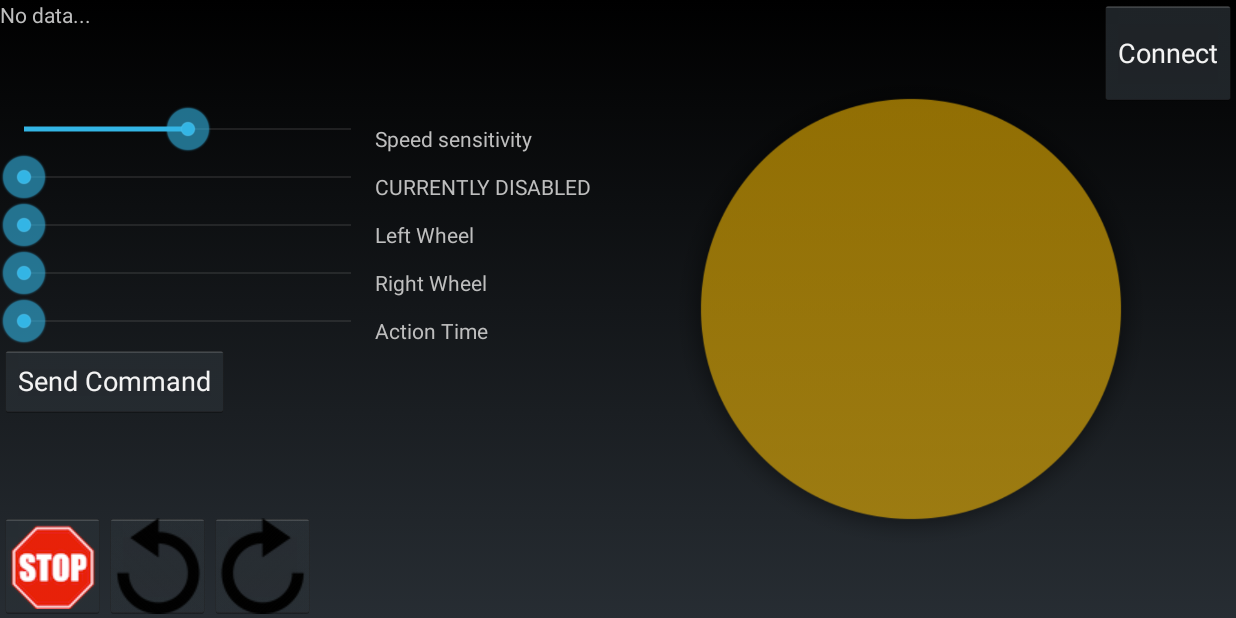
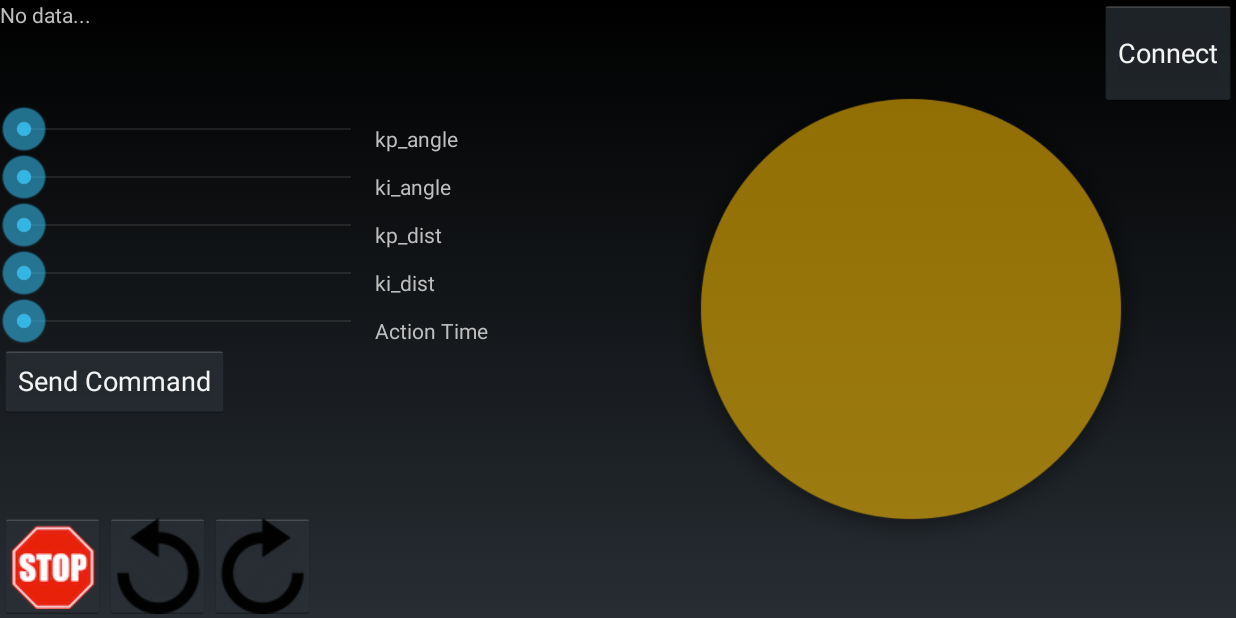
Before and after one commit to mjd3/VAPT-Rover, an Android app: the screen it shows after launch (RemoteControllerActivity), on a phone screen of 824 x 412 dp (held sideways). Run offline under Robolectric (Android 15) with nearby library versions, the phone set to English and light mode, and no system bars.

Commit message:
Filippo's updates

```diff
--- a/app/src/main/java/com/virtualapt/rover/cheburashka/RemoteControllerActivity.java
+++ b/app/src/main/java/com/virtualapt/rover/cheburashka/RemoteControllerActivity.java
@@ -9,7 +9,6 @@ import android.net.TrafficStats;
 import android.os.Handler;
 import android.os.Message;
 import android.os.Bundle;
-import android.preference.PreferenceManager;
 import android.util.Log;
 import android.view.MotionEvent;
 import android.view.View;
@@ -56,8 +55,18 @@ public class RemoteControllerActivity extends Activity{
 
     private ImageView bluetoothLogoView;
 
-    private TextView speedSensitivityText;
-    private TextView turnSensitivityText;
+    private char kp_angle = 0, ki_angle = 0, kp_dist = 0, ki_dist = 0;
+
+    private TextView ki_angle_textView;
+    private TextView kp_angle_textView;
+    private TextView ki_dist_textView;
+    private TextView kp_dist_textView;
+
+    private SeekBar kp_angle_seekBar;
+    private SeekBar ki_angle_seekBar;
+    private SeekBar kp_dist_seekBar;
+    private SeekBar ki_dist_seekBar;
+
     private SeekBar speedSeekBar;
     private double speedSensitivity = 1;
     private SeekBar turnSeekBar;
@@ -92,15 +101,8 @@ public class RemoteControllerActivity extends Activity{
     private boolean showJSStats = false;
     private boolean showRxStats = false;
 
-//    public int frontPingCM;
-//    public int rightPingCM;
-//    public int leftPingCM;
-//    public int backPingCM;
-
     private TextView jsData;
 
-    private SeekBar lWheel_seekBar;
-    private SeekBar rWheel_seekBar;
     private SeekBar t_seekBar;
 
     private int lWheelSpeed;
@@ -126,11 +128,19 @@ public class RemoteControllerActivity extends Activity{
         setContentView(R.layout.activity_remote_controller);
 
         bluetoothLogoView = (ImageView)findViewById(R.id.bluetoothLogoView);
-        turnSensitivityText = (TextView) findViewById(R.id.turnSensitivityText);
-        speedSensitivityText = (TextView) findViewById(R.id.speedSensitivityText);
-        speedSeekBar = (SeekBar)findViewById(R.id.speedSeekBar);
-        speedSeekBar.setProgress(50); //set it to the mid-value (scalara = 1.0 = 50/50)
-        turnSeekBar = (SeekBar)findViewById(R.id.turnSeekBar);
+
+        kp_angle_textView = (TextView) findViewById(R.id.kp_angle_textView);
+        kp_angle_seekBar = (SeekBar)findViewById(R.id.kp_angle_seekBar);
+
+        ki_angle_textView = (TextView) findViewById(R.id.ki_angle_textView);
+        ki_angle_seekBar = (SeekBar)findViewById(R.id.ki_angle_seekBar);
+
+        kp_dist_textView = (TextView) findViewById(R.id.kp_dist_textView);
+        kp_dist_seekBar = (SeekBar)findViewById(R.id.kp_dist_seekBar);
+
+        ki_dist_textView = (TextView) findViewById(R.id.ki_dist_textView);
+        ki_dist_seekBar = (SeekBar)findViewById(R.id.ki_dist_seekBar);
+
         connectButton = (Button)findViewById(R.id.connectButton);
 
         pingTimer = new Timer();
@@ -177,8 +187,124 @@ public class RemoteControllerActivity extends Activity{
 
         jsData = (TextView)findViewById(R.id.jsData);
 
-        turnSensitivityText.setText("CURRENTLY DISABLED");
+        kp_angle_seekBar.setOnSeekBarChangeListener(new SeekBar.OnSeekBarChangeListener() {
+            public void onProgressChanged(SeekBar seekBar, int progress, boolean fromUser){
 
+                kp_angle = (char)(progress);
+                kp_angle_textView.setText("kp_angle: " + (int)kp_angle);
+
+                String str = new String("VAPT0003");// + kp_angle + ki_angle + kp_dist + ki_dist + '\r');
+
+                byte[] command = str.getBytes();
+
+                byte [] c= new byte[command.length+5];
+                for(int i=0;i<command.length;i++){
+                    c[i]=command[i];
+                }
+                c[command.length] = (byte)kp_angle;
+                c[command.length+1] = (byte)ki_angle;
+                c[command.length+2] = (byte)kp_dist;
+                c[command.length+3] = (byte)ki_dist;
+                c[command.length+4] = (byte)'\r';
+
+                String strs = new String(c);
+
+                ki_angle_textView.setText(strs);
+
+                connector.write(c);
+            }
+            public void onStartTrackingTouch(SeekBar seekBar) {
+            }
+            public void onStopTrackingTouch(SeekBar seekBar) {
+            }
+        });
+
+        ki_angle_seekBar.setOnSeekBarChangeListener(new SeekBar.OnSeekBarChangeListener() {
+            public void onProgressChanged(SeekBar seekBar, int progress, boolean fromUser){
+
+                ki_angle = (char)(progress);
+                ki_angle_textView.setText("ki_angle: " + (int)ki_angle);
+
+                String str = new String("VAPT0003");
+
+                byte[] command = str.getBytes();
+
+                byte [] c= new byte[command.length+5];
+                for(int i=0;i<command.length;i++){
+                    c[i]=command[i];
+                }
+                c[command.length] = (byte)kp_angle;
+                c[command.length+1] = (byte)ki_angle;
+                c[command.length+2] = (byte)kp_dist;
+                c[command.length+3] = (byte)ki_dist;
+                c[command.length+4] = (byte)'\r';
+
+                connector.write(c);
+            }
+            public void onStartTrackingTouch(SeekBar seekBar) {
+            }
+            public void onStopTrackingTouch(SeekBar seekBar) {
+            }
+        });
+
+        kp_dist_seekBar.setOnSeekBarChangeListener(new SeekBar.OnSeekBarChangeListener() {
+            public void onProgressChanged(SeekBar seekBar, int progress, boolean fromUser){
+
+                kp_dist = (char)(progress);
+                kp_dist_textView.setText("kp_dist: " + kp_dist);
+
+                String str = new String("VAPT0003");
+
+                byte[] command = str.getBytes();
+
+                byte [] c= new byte[command.length+5];
+                for(int i=0;i<command.length;i++){
+                    c[i]=command[i];
+                }
+                c[command.length] = (byte)kp_angle;
+                c[command.length+1] = (byte)ki_angle;
+                c[command.length+2] = (byte)kp_dist;
+                c[command.length+3] = (byte)ki_dist;
+                c[command.length+4] = (byte)'\r';
+
+                connector.write(c);
+            }
+            public void onStartTrackingTouch(SeekBar seekBar) {
+            }
+            public void onStopTrackingTouch(SeekBar seekBar) {
+            }
+        });
+
+        ki_dist_seekBar.setOnSeekBarChangeListener(new SeekBar.OnSeekBarChangeListener() {
+            public void onProgressChanged(SeekBar seekBar, int progress, boolean fromUser){
+
+
+                ki_dist = (char)(progress);
+                ki_dist_textView.setText("ki_dist: " + ki_dist);
+
+                String str = new String("VAPT0003");
+
+                byte[] command = str.getBytes();
+
+                byte [] c= new byte[command.length+5];
+                for(int i=0;i<command.length;i++){
+                    c[i]=command[i];
+                }
+                c[command.length] = (byte)kp_angle;
+                c[command.length+1] = (byte)ki_angle;
+                c[command.length+2] = (byte)kp_dist;
+                c[command.length+3] = (byte)ki_dist;
+                c[command.length+4] = (byte)'\r';
+
+                connector.write(c);
+            }
+            public void onStartTrackingTouch(SeekBar seekBar) {
+            }
+            public void onStopTrackingTouch(SeekBar seekBar) {
+            }
+        });
+
+/*
         speedSeekBar.setOnSeekBarChangeListener(new SeekBar.OnSeekBarChangeListener() {
             public void onProgressChanged(SeekBar seekBar, int progress, boolean fromUser){
                 speedSensitivityText.setText("Speed sensitivity: " + ((double)progress)/50.0);
@@ -189,7 +315,8 @@ public class RemoteControllerActivity extends Activity{
             public void onStopTrackingTouch(SeekBar seekBar) {
             }
         });
-
+        */
+/*
         turnSeekBar.setOnSeekBarChangeListener(new SeekBar.OnSeekBarChangeListener() {
 
             public void onProgressChanged(SeekBar seekBar, int progress, boolean fromUser){
@@ -202,7 +329,7 @@ public class RemoteControllerActivity extends Activity{
             public void onStopTrackingTouch(SeekBar seekBar) {
             }
         });
-
+*/
 
         final FragmentTransaction ft = getFragmentManager().beginTransaction();
         ft.setTransition(FragmentTransaction.TRANSIT_FRAGMENT_FADE);
@@ -216,12 +343,12 @@ public class RemoteControllerActivity extends Activity{
 
         stopButton = (ImageButton)findViewById(R.id.stop_button);
 
-        lWheel_seekBar = (SeekBar)findViewById(R.id.lWheelSeekBar);
-        rWheel_seekBar = (SeekBar)findViewById(R.id.rWheelSeekBar);
+        //lWheel_seekBar = (SeekBar)findViewById(R.id.kp_dist_seekBar);
+        //rWheel_seekBar = (SeekBar)findViewById(R.id.ki_dist_seekBar);
         t_seekBar = (SeekBar)findViewById(R.id.t_SeekBar);
 
-        lWheel_label = (TextView)findViewById(R.id.textView);
-        rWheel_label = (TextView)findViewById(R.id.textView2);
+        //lWheel_label = (TextView)findViewById(R.id.textView);
+        //rWheel_label = (TextView)findViewById(R.id.textView2);
         t_desired_label = (TextView)findViewById(R.id.textView3);
 
         sendCommandButton = (Button)findViewById(R.id.commandButton);
@@ -229,7 +356,7 @@ public class RemoteControllerActivity extends Activity{
         //degreesLeft.setText("90");
         //degreesRight.setText("90");
         stopTimer = new Timer();
-
+/*
         lWheel_seekBar.setOnSeekBarChangeListener(new SeekBar.OnSeekBarChangeListener() {
             public void onProgressChanged(SeekBar seekBar, int progress, boolean fromUser){
                 lWheelSpeed = (int)((progress - 50)*3);
@@ -251,7 +378,7 @@ public class RemoteControllerActivity extends Activity{
             public void onStopTrackingTouch(SeekBar seekBar) {
             }
         });
-
+*/
         t_seekBar.setOnSeekBarChangeListener(new SeekBar.OnSeekBarChangeListener() {
             public void onProgressChanged(SeekBar seekBar, int progress, boolean fromUser){
                 time_desired = (((double)progress)/(double)25.0) + 2.0;
@@ -349,7 +476,13 @@ public class RemoteControllerActivity extends Activity{
         stopButton.setOnClickListener(new View.OnClickListener(){
             @Override
             public void onClick(View v) {
-                sendMotionCommand(0,0);
+                String str = new String("VAPT0004\r");
+
+                byte[] command = str.getBytes();
+
+                connector.write(command);
+
+                //sendMotionCommand(0,0);
             }
         });
 
@@ -671,6 +804,7 @@ public class RemoteControllerActivity extends Activity{
                                 break;
                             case DeviceConnector.STATE_DISCONNECTED:
                                 bluetoothLogoView.setVisibility(View.GONE);
+                                connectButton.setText(R.string.connect_button);
                                 break;
                         }
                         break;
--- a/app/src/main/res/layout/activity_remote_controller.xml
+++ b/app/src/main/res/layout/activity_remote_controller.xml
@@ -103,31 +103,31 @@
     <SeekBar
         android:layout_width="250dp"
         android:layout_height="wrap_content"
-        android:id="@+id/speedSeekBar"
+        android:id="@+id/kp_angle_seekBar"
         android:layout_below="@+id/connectButton"
         android:indeterminate="false" />
 
     <SeekBar
         android:layout_width="250dp"
         android:layout_height="wrap_content"
-        android:id="@+id/turnSeekBar"
-        android:layout_below="@+id/speedSeekBar"
-        android:layout_alignStart="@+id/speedSeekBar"
+        android:id="@+id/ki_angle_seekBar"
+        android:layout_below="@+id/kp_angle_seekBar"
+        android:layout_alignStart="@+id/kp_angle_seekBar"
         android:indeterminate="false" />
 
     <SeekBar
         android:layout_width="250dp"
         android:layout_height="wrap_content"
-        android:id="@+id/lWheelSeekBar"
-        android:layout_below="@+id/turnSeekBar"
+        android:id="@+id/kp_dist_seekBar"
+        android:layout_below="@+id/ki_angle_seekBar"
         android:layout_alignParentStart="true"
         android:indeterminate="false" />
 
     <SeekBar
         android:layout_width="250dp"
         android:layout_height="wrap_content"
-        android:id="@+id/rWheelSeekBar"
-        android:layout_below="@+id/lWheelSeekBar"
+        android:id="@+id/ki_dist_seekBar"
+        android:layout_below="@+id/kp_dist_seekBar"
         android:layout_alignParentStart="true"
         android:indeterminate="false" />
 
@@ -135,42 +135,42 @@
         android:layout_width="250dp"
         android:layout_height="wrap_content"
         android:id="@+id/t_SeekBar"
-        android:layout_below="@+id/rWheelSeekBar"
+        android:layout_below="@+id/ki_dist_seekBar"
         android:layout_alignParentStart="true" />
 
     <TextView
         android:layout_width="wrap_content"
         android:layout_height="wrap_content"
         android:textAppearance="?android:attr/textAppearanceSmall"
-        android:text="Speed sensitivity"
-        android:id="@+id/speedSensitivityText"
-        android:layout_above="@+id/turnSeekBar"
-        android:layout_alignStart="@+id/turnSensitivityText" />
+        android:text="kp_angle"
+        android:id="@+id/kp_angle_textView"
+        android:layout_above="@+id/ki_angle_seekBar"
+        android:layout_alignStart="@+id/ki_angle_textView" />
 
     <TextView
         android:layout_width="wrap_content"
         android:layout_height="wrap_content"
         android:textAppearance="?android:attr/textAppearanceSmall"
-        android:text="Turn sensitivity"
-        android:id="@+id/turnSensitivityText"
-        android:layout_alignBottom="@+id/turnSeekBar"
-        android:layout_toEndOf="@+id/turnSeekBar" />
+        android:text="ki_angle"
+        android:id="@+id/ki_angle_textView"
+        android:layout_alignBottom="@+id/ki_angle_seekBar"
+        android:layout_toEndOf="@+id/ki_angle_seekBar" />
 
     <TextView
         android:layout_width="wrap_content"
         android:layout_height="wrap_content"
-        android:text="Left Wheel"
-        android:id="@+id/textView"
-        android:layout_above="@+id/rWheelSeekBar"
-        android:layout_toEndOf="@+id/rWheelSeekBar" />
+        android:text="kp_dist"
+        android:id="@+id/kp_dist_textView"
+        android:layout_above="@+id/ki_dist_seekBar"
+        android:layout_toEndOf="@+id/ki_dist_seekBar" />
 
     <TextView
         android:layout_width="wrap_content"
         android:layout_height="wrap_content"
-        android:text="Right Wheel"
-        android:id="@+id/textView2"
+        android:text="ki_dist"
+        android:id="@+id/ki_dist_textView"
         android:layout_above="@+id/t_SeekBar"
-        android:layout_toEndOf="@+id/rWheelSeekBar" />
+        android:layout_toEndOf="@+id/ki_dist_seekBar" />
 
     <TextView
         android:layout_width="wrap_content"
```
Also changed, not shown: app/src/main/res/layout/activity_rover.xml (+8 -8 lines), 2 other files.
